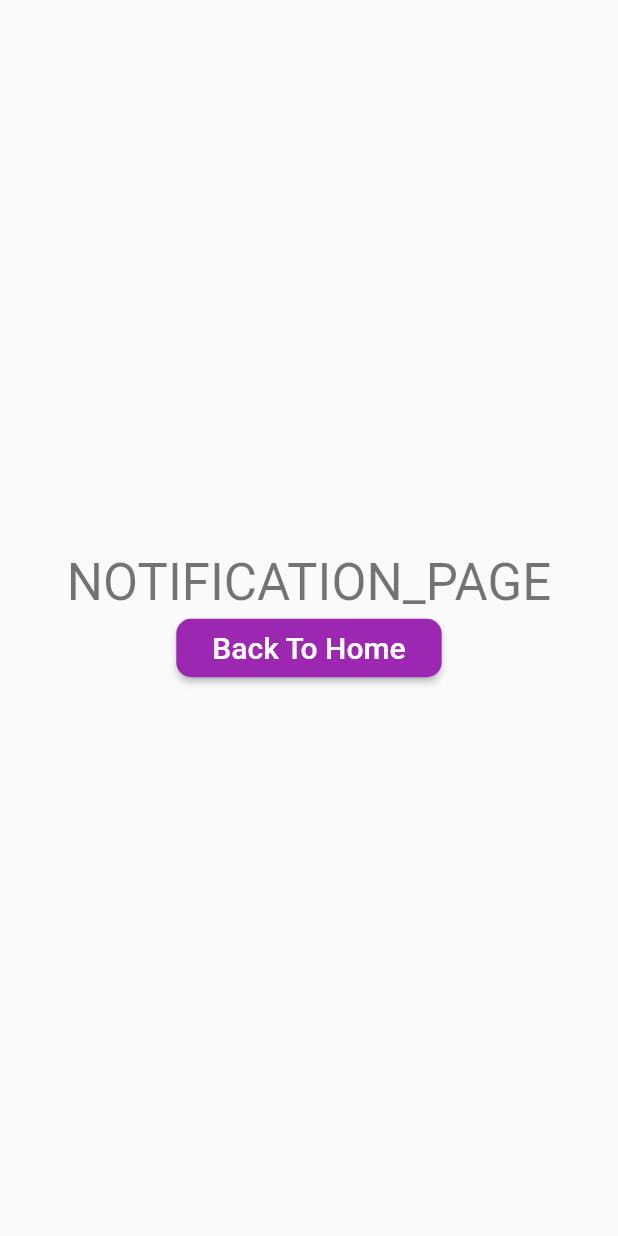
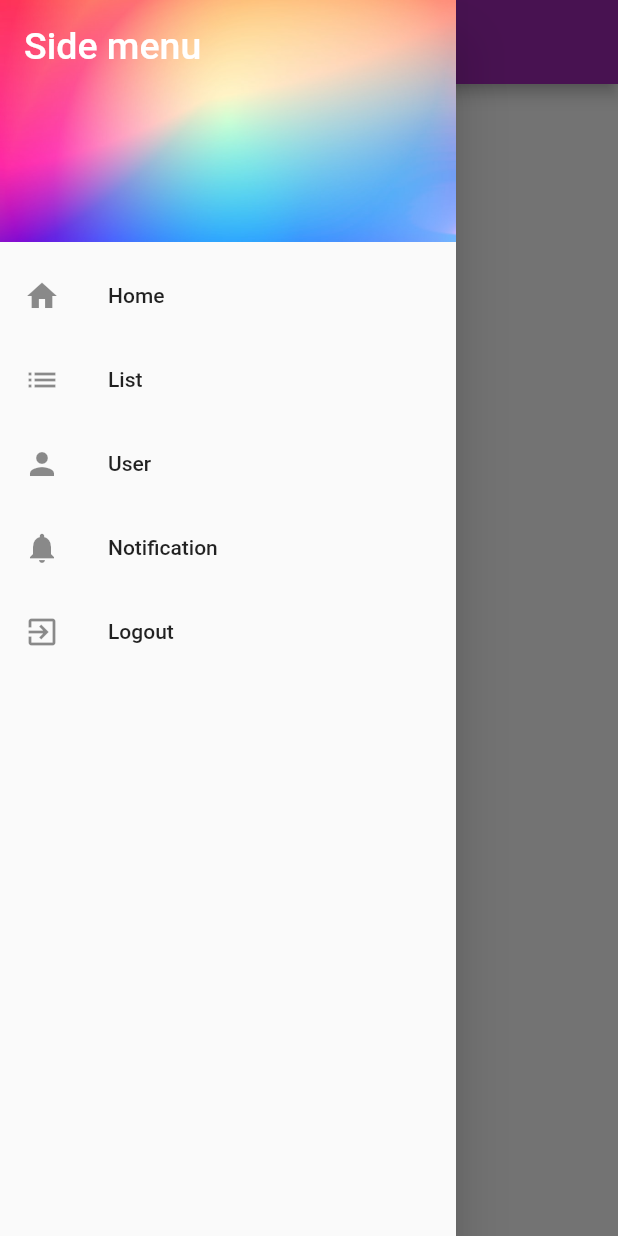
Before and after one commit to Karan-Chothani/basic-layout, a Flutter app: the NotificationTab screen opened directly, with the side drawer open (before the commit the screen has no drawer), on a phone screen of 412 x 824 dp. Run offline on Flutter 3.47's test engine with Material 2 defaults, Android fonts, the phone set to English and light mode, and no system bars; our stand-ins replace firebase_storage, flutter_speed_dial; missing offline and left inert: matrix_gesture_detector; accounts and stored records are empty.

Commit message:
bug fixed

```diff
--- /dev/null
+++ b/lib/SideMenu.dart
@@ -0,0 +1,59 @@
+import 'package:firebasetogrid/Home.dart';
+import 'package:flutter/material.dart';
+
+import 'Tabs/ListTab.dart';
+import 'Tabs/NotificationTab.dart';
+import 'Tabs/UserTab.dart';
+
+class SideMenu extends StatelessWidget {
+  @override
+  Widget build(BuildContext context) {
+    return Drawer(
+      child: ListView(
+        padding: EdgeInsets.zero,
+        children: <Widget>[
+          DrawerHeader(
+            child: Text(
+              'Side menu',
+              style: TextStyle(color: Colors.white, fontSize: 25),
+            ),
+            decoration: BoxDecoration(
+                //color: Colors.green,
+                image: DecorationImage(
+                    fit: BoxFit.fill,
+                    image: AssetImage('images/wal.jpg'))),
+          ),
+          ListTile(
+            leading: Icon(Icons.home),
+            title: Text('Home'),
+            onTap: () => {Navigator.push(
+            context, MaterialPageRoute(builder: (context) => Home()))},
+          ),
+          ListTile(
+            leading: Icon(Icons.list),
+            title: Text('List'),
+            onTap: () => {Navigator.push(
+            context, MaterialPageRoute(builder: (context) => ListTab()))},
+          ),
+          ListTile(
+            leading: Icon(Icons.person),
+            title: Text('User'),
+            onTap: () => {Navigator.push(
+            context, MaterialPageRoute(builder: (context) => UserTab()))},
+          ),
+          ListTile(
+            leading: Icon(Icons.notifications),
+            title: Text('Notification'),
+            onTap: () => {Navigator.push(
+            context, MaterialPageRoute(builder: (context) => NotificationTab()))},
+          ),
+          ListTile(
+            leading: Icon(Icons.exit_to_app),
+            title: Text('Logout'),
+            onTap: () => {},
+          ),
+        ],
+      ),
+    );
+  }
+}
--- a/lib/Tabs/NotificationTab.dart
+++ b/lib/Tabs/NotificationTab.dart
@@ -1,10 +1,18 @@
 import 'package:flutter/cupertino.dart';
 import 'package:flutter/material.dart';
+
+import '../SideMenu.dart';
 
 class NotificationTab extends StatelessWidget {
   @override
   Widget build(BuildContext context) {
     return new Scaffold(
+      drawer: SideMenu(),
+      appBar: AppBar(
+        title: Text('Notification'),
+        centerTitle: true,
+        backgroundColor: Colors.purple,
+      ),
       body: new Center(
         child: new Column(
           mainAxisAlignment: MainAxisAlignment.center,
@@ -12,7 +20,7 @@ class NotificationTab extends StatelessWidget {
             Container(
               child: new Text(
                 "NOTIFICATION_PAGE",
-                style: Theme.of(context).textTheme.display1,
+                //style: Theme.of(context).textTheme.display1,
               ),
             ),
             Container(
--- a/lib/Tabs/StarTab.dart
+++ b/lib/Tabs/StarTab.dart
@@ -1,3 +1,4 @@
+import 'package:firebasetogrid/SideMenu.dart';
 import 'package:flutter/cupertino.dart';
 import 'package:flutter/material.dart';
 
@@ -5,6 +6,7 @@ class StarTab extends StatelessWidget {
   @override
   Widget build(BuildContext context) {
     return new Scaffold(
+      drawer: SideMenu(),
       body: new Center(
         child: new Column(
           mainAxisAlignment: MainAxisAlignment.center,
--- a/pubspec.yaml
+++ b/pubspec.yaml
@@ -53,10 +53,8 @@ flutter:
   # To add assets to your application, add an assets section, like this:
   assets:
       - images/
-      - images/eyes/
-      - images/lips/
-      - images/nose/
-      - images/outline/
+      - images/wal.jpg
+
     #  - images/a_dot_ham.jpeg
 
   # An image asset can refer to one or more resolution-specific "variants", see
```
Also changed, not shown: lib/Home.dart (+3 -34 lines), lib/Tabs/ListTab.dart (+8 -0 lines), lib/Tabs/UserTab.dart (+8 -0 lines), pubspec.lock.
